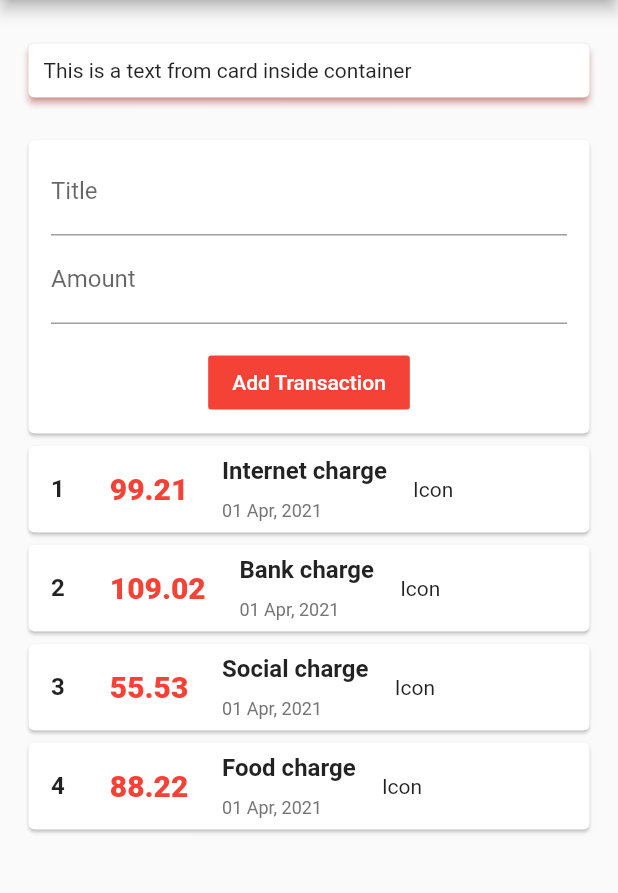
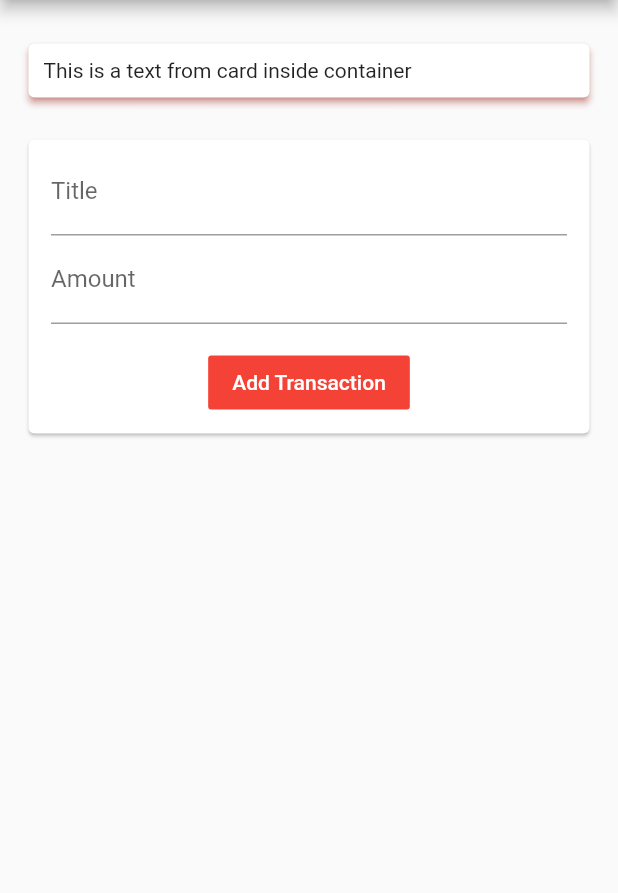
Before and after one commit to mostafa201272/Flutter_Expenses_app, a Flutter app: the screen it shows after launch, on a phone screen of 412 x 824 dp, the part 84-977 px from its top. Run offline on Flutter 3.47's test engine with Material 2 defaults, Android fonts, the phone set to English and light mode, and no system bars.

Commit message:
Fetching user input and regist new task

```diff
--- a/expenses_app/lib/main.dart
+++ b/expenses_app/lib/main.dart
@@ -1,6 +1,5 @@
 import 'package:flutter/material.dart';
-import './transactions.dart';
-import './transactionCard.dart';
+import './widgets/userTransactions.dart';
 
 void main() {
   // Calling Run App Function to draw the widget into the screen
@@ -18,18 +17,6 @@ class ExpensesApp extends StatefulWidget {
 
 // application State
 class _ExpensesAppState extends State<ExpensesApp> {
-  // List Of transactions
-  final List<Transactions> transactions = [
-    Transactions(
-        id: 1, amount: 99.21, date: DateTime.now(), title: "Internet charge"),
-    Transactions(
-        id: 2, amount: 109.02, date: DateTime.now(), title: "Bank charge"),
-    Transactions(
-        id: 3, amount: 55.53, date: DateTime.now(), title: "Social charge"),
-    Transactions(
-        id: 4, amount: 88.22, date: DateTime.now(), title: "Food charge"),
-  ];
-
   // Build Function that responsible for controlling all screen pixels
   @override
   Widget build(BuildContext context) {
@@ -44,11 +31,13 @@ class _ExpensesAppState extends State<ExpensesApp> {
           padding: EdgeInsets.all(5),
           //decoration:
           //    BoxDecoration(border: Border.all(color: Colors.red, width: 2)),
+          child: SingleChildScrollView(
             child: Column(
               children: [
                 Container(
                   width: double.infinity,
-                margin: EdgeInsets.only(top: 10, left: 0, right: 0, bottom: 20),
+                  margin:
+                      EdgeInsets.only(top: 10, left: 0, right: 0, bottom: 20),
                   child: Card(
                     child: Container(
                       child: Text('This is a text from card inside container'),
@@ -59,46 +48,9 @@ class _ExpensesAppState extends State<ExpensesApp> {
                     shadowColor: Colors.red,
                   ),
                 ),
-              Card(
-                child: Container(
-                  padding:
-                      EdgeInsets.only(top: 5, left: 15, right: 15, bottom: 10),
-                  //decoration: BoxDecoration(
-                  //    border: Border.all(color: Colors.red, width: 2)),
-                  child: Column(
-                    children: [
-                      TextField(
-                        decoration: InputDecoration(labelText: 'Title'),
-                      ),
-                      TextField(
-                        decoration: InputDecoration(labelText: 'Amount'),
-                      ),
-                      Container(
-                        margin: EdgeInsets.only(top: 15),
-                        child: FlatButton(
-                          onPressed: () => 0,
-                          child: Text(
-                            'Add Transaction',
-                            style: TextStyle(color: Colors.white),
-                          ),
-                          color: Colors.red,
-                        ),
-                      )
+                UserTransactions(),
               ],
             ),
-                ),
-              ),
-              Column(
-                children: transactions.map((tx) {
-                  return TransactionCard(
-                    id: tx.id,
-                    amount: tx.amount,
-                    title: tx.title,
-                    date: tx.date,
-                  );
-                }).toList(),
-              ),
-            ],
           ),
         ),
       ),
--- a/expenses_app/lib/transactionCard.dart
+++ /dev/null
@@ -1,89 +0,0 @@
-import 'package:flutter/material.dart';
-import 'package:intl/intl.dart';
-
-class TransactionCard extends StatelessWidget {
-  final int id;
-  final String title;
-  final DateTime date;
-  final double amount;
-
-  TransactionCard({
-    @required this.id,
-    @required this.amount,
-    @required this.title,
-    @required this.date,
-  });
-
-  @override
-  Widget build(BuildContext context) {
-    return Container(
-      width: double.infinity,
-      child: Card(
-        child: Row(
-          children: [
-            Container(
-              margin: EdgeInsets.all(10),
-              padding: EdgeInsets.all(5),
-              child: Text(
-                id.toString(),
-                style: TextStyle(
-                  fontSize: 16,
-                  fontWeight: FontWeight.bold,
-                ),
-              ),
-            ),
-            Container(
-              margin: EdgeInsets.all(10),
-              padding: EdgeInsets.all(5),
-              child: Text(
-                amount.toString(),
-                style: TextStyle(
-                  fontSize: 20,
-                  fontWeight: FontWeight.w800,
-                  color: Colors.red,
-                ),
-              ),
-            ),
-            Container(
-              child: Column(
-                crossAxisAlignment: CrossAxisAlignment.start,
-                children: [
-                  Container(
-                    margin:
-                        EdgeInsets.only(top: 5, left: 5, bottom: 2.5, right: 5),
-                    padding: EdgeInsets.all(2.5),
-                    child: Text(
-                      title,
-                      style: TextStyle(
-                        fontWeight: FontWeight.w600,
-                        fontSize: 16,
-                      ),
-                    ),
-                  ),
-                  Container(
-                    margin:
-                        EdgeInsets.only(top: 2.5, left: 5, bottom: 5, right: 5),
-                    padding: EdgeInsets.all(2.5),
-                    child: Text(
-                      DateFormat('dd LLL, yyyy').format(date),
-                      style: TextStyle(
-                        fontSize: 12,
-                        fontWeight: FontWeight.w400,
-                        color: Colors.grey[600],
-                      ),
-                    ),
-                  ),
-                ],
-              ),
-            ),
-            Container(
-              margin: EdgeInsets.all(5),
-              padding: EdgeInsets.all(5),
-              child: Text('Icon'),
-            ),
-          ],
-        ),
-      ),
-    );
-  }
-}
--- /dev/null
+++ b/expenses_app/lib/widgets/transactionCard.dart
@@ -0,0 +1,88 @@
+import 'package:flutter/material.dart';
+import 'package:intl/intl.dart';
+import '../modules/transactions.dart';
+
+class TransactionCard extends StatelessWidget {
+  // List<Transactions> transactions;
+  final List<Transactions> transactions;
+
+  // Constractor
+  TransactionCard(this.transactions);
+
+  @override
+  Widget build(BuildContext context) {
+    return Column(
+      children: transactions.map((tx) {
+        return Container(
+          width: double.infinity,
+          child: Card(
+            child: Row(
+              children: [
+                Container(
+                  margin: EdgeInsets.all(10),
+                  padding: EdgeInsets.all(5),
+                  child: Text(
+                    tx.id.toString(),
+                    style: TextStyle(
+                      fontSize: 16,
+                      fontWeight: FontWeight.bold,
+                    ),
+                  ),
+                ),
+                Container(
+                  margin: EdgeInsets.all(10),
+                  padding: EdgeInsets.all(5),
+                  child: Text(
+                    tx.amount.toString(),
+                    style: TextStyle(
+                      fontSize: 20,
+                      fontWeight: FontWeight.w800,
+                      color: Colors.red,
+                    ),
+                  ),
+                ),
+                Container(
+                  child: Column(
+                    crossAxisAlignment: CrossAxisAlignment.start,
+                    children: [
+                      Container(
+                        margin: EdgeInsets.only(
+                            top: 5, left: 5, bottom: 2.5, right: 5),
+                        padding: EdgeInsets.all(2.5),
+                        child: Text(
+                          tx.title,
+                          style: TextStyle(
+                            fontWeight: FontWeight.w600,
+                            fontSize: 16,
+                          ),
+                        ),
+                      ),
+                      Container(
+                        margin: EdgeInsets.only(
+                            top: 2.5, left: 5, bottom: 5, right: 5),
+                        padding: EdgeInsets.all(2.5),
+                        child: Text(
+                          DateFormat('dd LLL, yyyy').format(tx.date),
+                          style: TextStyle(
+                            fontSize: 12,
+                            fontWeight: FontWeight.w400,
+                            color: Colors.grey[600],
+                          ),
+                        ),
+                      ),
+                    ],
+                  ),
+                ),
+                Container(
+                  margin: EdgeInsets.all(5),
+                  padding: EdgeInsets.all(5),
+                  child: Text('Icon'),
+                ),
+              ],
+            ),
+          ),
+        );
+      }).toList(),
+    );
+  }
+}
--- /dev/null
+++ b/expenses_app/lib/widgets/transactionsForm.dart
@@ -0,0 +1,47 @@
+import 'package:flutter/material.dart';
+
+class TransactionForm extends StatelessWidget {
+  final Function _userTransaction;
+
+  final amountInputController = TextEditingController();
+  final titleInputController = TextEditingController();
+
+  TransactionForm(this._userTransaction);
+
+  @override
+  Widget build(BuildContext context) {
+    return Card(
+      child: Container(
+        padding: EdgeInsets.only(top: 5, left: 15, right: 15, bottom: 10),
+        //decoration: BoxDecoration(
+        //    border: Border.all(color: Colors.red, width: 2)),
+        child: Column(
+          children: [
+            TextField(
+              decoration: InputDecoration(labelText: 'Title'),
+              controller: titleInputController,
+            ),
+            TextField(
+              decoration: InputDecoration(labelText: 'Amount'),
+              controller: amountInputController,
+            ),
+            Container(
+              margin: EdgeInsets.only(top: 15),
+              child: FlatButton(
+                onPressed: () {
+                  _userTransaction(titleInputController.text,
+                      double.parse(amountInputController.text));
+                },
+                child: Text(
+                  'Add Transaction',
+                  style: TextStyle(color: Colors.white),
+                ),
+                color: Colors.red,
+              ),
+            )
+          ],
+        ),
+      ),
+    );
+  }
+}
--- /dev/null
+++ b/expenses_app/lib/widgets/userTransactions.dart
@@ -0,0 +1,46 @@
+import 'package:flutter/material.dart';
+import './transactionCard.dart';
+import './transactionsForm.dart';
+import '../modules/transactions.dart';
+
+class UserTransactions extends StatefulWidget {
+  @override
+  _UserTransactionsState createState() => _UserTransactionsState();
+}
+
+class _UserTransactionsState extends State<UserTransactions> {
+  // List Of transactions
+  final List<Transactions> transactions = [];
+
+  // ======================= For Testing in initialization =========
+  // Transactions(
+  //     id: 1, amount: 99.21, date: DateTime.now(), title: "Internet charge"),
+  // Transactions(
+  //     id: 2, amount: 109.02, date: DateTime.now(), title: "Bank charge"),
+  // Transactions(
+  //     id: 3, amount: 55.53, date: DateTime.now(), title: "Social charge"),
+  // Transactions(
+  //     id: 4, amount: 88.22, date: DateTime.now(), title: "Food charge"),
+  // ======================= For Testing in initialization =========
+
+  // Methods
+  void _addTransaction(String txTitle, double txAmount) {
+    setState(() {
+      transactions.add(Transactions(
+          id: (transactions.length + 1), // Dynamic Index
+          amount: txAmount,
+          date: DateTime.now(),
+          title: txTitle));
+    });
+  }
+
+  @override
+  Widget build(BuildContext context) {
+    return Column(
+      children: [
+        TransactionForm(_addTransaction),
+        TransactionCard(transactions),
+      ],
+    );
+  }
+}
```
Also changed, not shown: expenses_app/lib/modules/transactions.dart (renamed from expenses_app/lib/transactions.dart). Lines whose indentation alone changed are shown as unchanged.
